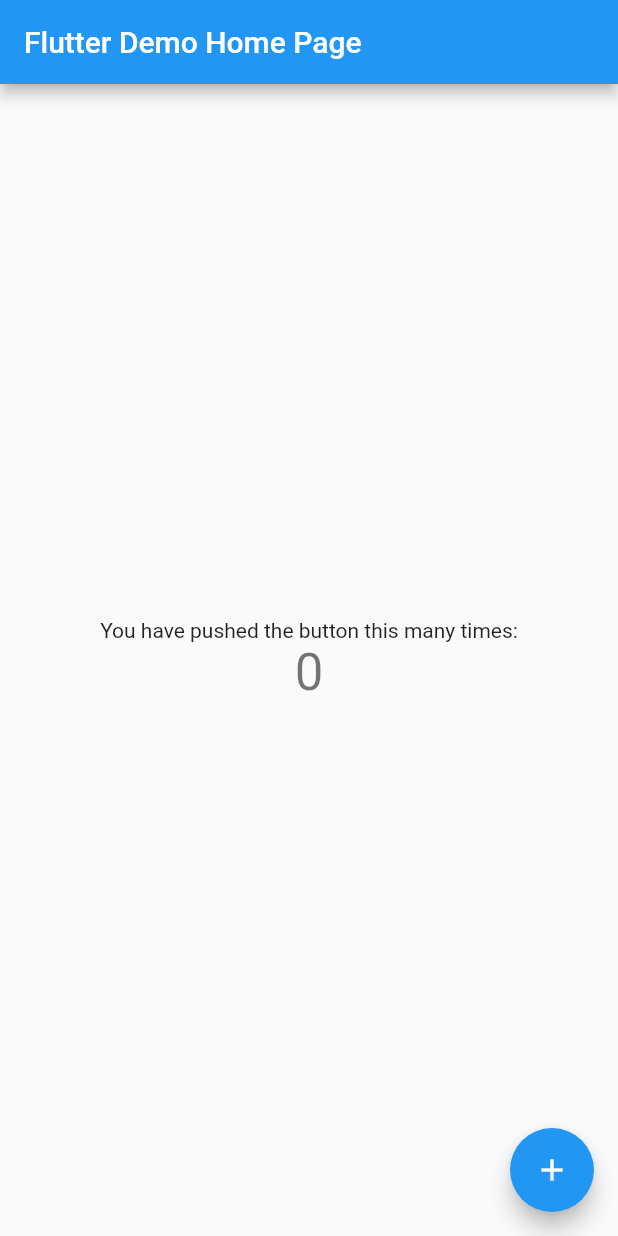
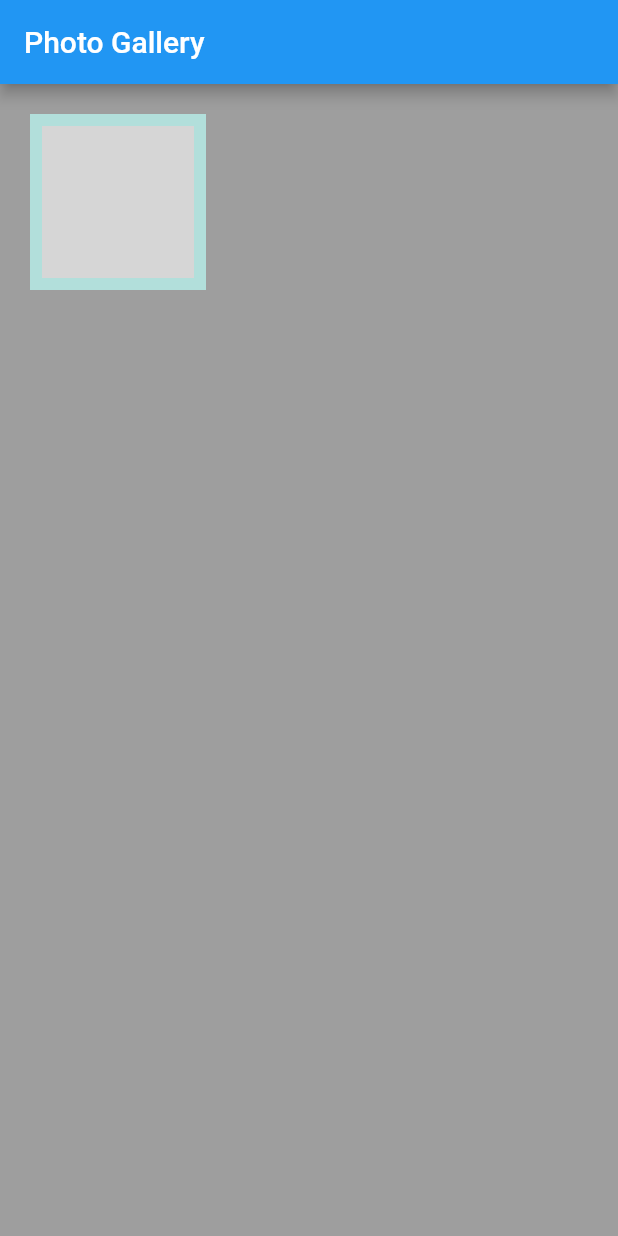
Before and after one commit to margotpaon/atv_reflexiva_01, a Flutter app: the screen it shows after launch, on a phone screen of 412 x 824 dp. Run offline on Flutter 3.47's test engine with Material 2 defaults, Android fonts, the phone set to English and light mode, and no system bars; network calls fail; statements that could not run were skipped; grey boxes are pictures that could not be loaded.

Commit message:
ADD splash and home screens

```diff
--- /dev/null
+++ b/lib/home_screen.dart
@@ -0,0 +1,25 @@
+import 'package:flutter/material.dart';
+
+class HomeScreen extends StatelessWidget {
+  @override
+  Widget build(BuildContext context) {
+    return Scaffold(
+        appBar: AppBar(title: Text('Photo Gallery')),
+        body: Container(
+          decoration: BoxDecoration(color: Colors.grey),
+          child: GridView.count(
+            primary: false,
+            padding: EdgeInsets.all(20),
+            crossAxisSpacing: 10,
+            mainAxisSpacing: 10,
+            crossAxisCount: 3,
+            children: <Widget>[
+              Container(
+                  padding: EdgeInsets.all(8),
+                  child: Image.network('https://i.imgur.com/FlZ9pkG.jpg'),
+                  color: Colors.teal[100])
+            ],
+          ),
+        ));
+  }
+}
--- a/lib/main.dart
+++ b/lib/main.dart
@@ -1,113 +1,43 @@
 import 'package:flutter/material.dart';
+import 'package:flutter/widgets.dart';
+import 'home_screen.dart';
+import 'splash_screen.dart';
 
-void main() {
-  runApp(MyApp());
-}
+void main() => runApp(Myapp());
 
-class MyApp extends StatelessWidget {
-  // This widget is the root of your application.
+class Myapp extends StatelessWidget {
   @override
   Widget build(BuildContext context) {
-    return MaterialApp(
-      title: 'Flutter Demo',
-      theme: ThemeData(
-        // This is the theme of your application.
-        //
-        // Try running your application with "flutter run". You'll see the
-        // application has a blue toolbar. Then, without quitting the app, try
-        // changing the primarySwatch below to Colors.green and then invoke
-        // "hot reload" (press "r" in the console where you ran "flutter run",
-        // or simply save your changes to "hot reload" in a Flutter IDE).
-        // Notice that the counter didn't reset back to zero; the application
-        // is not restarted.
-        primarySwatch: Colors.blue,
-      ),
-      home: MyHomePage(title: 'Flutter Demo Home Page'),
+    return FutureBuilder(
+      future: Init.instance.initialize(),
+      builder: (context, AsyncSnapshot snapshot) {
+        if (snapshot.connectionState == ConnectionState.waiting) {
+          return MaterialApp(
+              debugShowCheckedModeBanner: false, home: SplashScreen());
+        } else {
+          // Loading is done, return the app:
+          return MaterialApp(
+            title: 'Flutter Photo Galley',
+            debugShowCheckedModeBanner: false,
+            theme: ThemeData(
+              primarySwatch: Colors.blue,
+            ),
+            home: HomeScreen(),
+          );
+        }
+      },
     );
   }
 }
 
-class MyHomePage extends StatefulWidget {
-  MyHomePage({Key? key, required this.title}) : super(key: key);
+class Init {
+  Init._();
+  static final instance = Init._();
 
-  // This widget is the home page of your application. It is stateful, meaning
-  // that it has a State object (defined below) that contains fields that affect
-  // how it looks.
-
-  // This class is the configuration for the state. It holds the values (in this
-  // case the title) provided by the parent (in this case the App widget) and
-  // used by the build method of the State. Fields in a Widget subclass are
-  // always marked "final".
-
-  final String title;
-
-  @override
-  _MyHomePageState createState() => _MyHomePageState();
-}
-
-class _MyHomePageState extends State<MyHomePage> {
-  int _counter = 0;
-
-  void _incrementCounter() {
-    setState(() {
-      // This call to setState tells the Flutter framework that something has
-      // changed in this State, which causes it to rerun the build method below
-      // so that the display can reflect the updated values. If we changed
-      // _counter without calling setState(), then the build method would not be
-      // called again, and so nothing would appear to happen.
-      _counter++;
-    });
-  }
-
-  @override
-  Widget build(BuildContext context) {
-    // This method is rerun every time setState is called, for instance as done
-    // by the _incrementCounter method above.
-    //
-    // The Flutter framework has been optimized to make rerunning build methods
-    // fast, so that you can just rebuild anything that needs updating rather
-    // than having to individually change instances of widgets.
-    return Scaffold(
-      appBar: AppBar(
-        // Here we take the value from the MyHomePage object that was created by
-        // the App.build method, and use it to set our appbar title.
-        title: Text(widget.title),
-      ),
-      body: Center(
-        // Center is a layout widget. It takes a single child and positions it
-        // in the middle of the parent.
-        child: Column(
-          // Column is also a layout widget. It takes a list of children and
-          // arranges them vertically. By default, it sizes itself to fit its
-          // children horizontally, and tries to be as tall as its parent.
-          //
-          // Invoke "debug painting" (press "p" in the console, choose the
-          // "Toggle Debug Paint" action from the Flutter Inspector in Android
-          // Studio, or the "Toggle Debug Paint" command in Visual Studio Code)
-          // to see the wireframe for each widget.
-          //
-          // Column has various properties to control how it sizes itself and
-          // how it positions its children. Here we use mainAxisAlignment to
-          // center the children vertically; the main axis here is the vertical
-          // axis because Columns are vertical (the cross axis would be
-          // horizontal).
-          mainAxisAlignment: MainAxisAlignment.center,
-          children: <Widget>[
-            Text(
-              'You have pushed the button this many times:',
-            ),
-            Text(
-              '$_counter',
-              style: Theme.of(context).textTheme.headline4,
-            ),
-          ],
-        ),
-      ),
-      floatingActionButton: FloatingActionButton(
-        onPressed: _incrementCounter,
-        tooltip: 'Increment',
-        child: Icon(Icons.add),
-      ), // This trailing comma makes auto-formatting nicer for build methods.
-    );
+  Future initialize() async {
+    // This is where you can initialize the resources needed by your app while
+    // the splash screen is displayed.  Remove the following example because
+    // delaying the user experience is a bad design practice!
+    await Future.delayed(Duration(seconds: 3));
   }
 }
--- /dev/null
+++ b/lib/splash_screen.dart
@@ -0,0 +1,11 @@
+import 'package:flutter/material.dart';
+
+class SplashScreen extends StatelessWidget {
+  @override
+  Widget build(BuildContext context) {
+    return Scaffold(
+      backgroundColor: Color(0xe1f5fe).withOpacity(1.0),
+      body: Center(child: Image.asset('asserts/images/go.png')),
+    );
+  }
+}
--- a/pubspec.yaml
+++ b/pubspec.yaml
@@ -47,7 +47,7 @@ flutter:
 
   # To add assets to your application, add an assets section, like this:
   assets:
-    - images/
+    - asserts/images/
   #   - images/a_dot_ham.jpeg
 
   # An image asset can refer to one or more resolution-specific "variants", see
```
Also changed, not shown: asserts/images/go.png (added).
